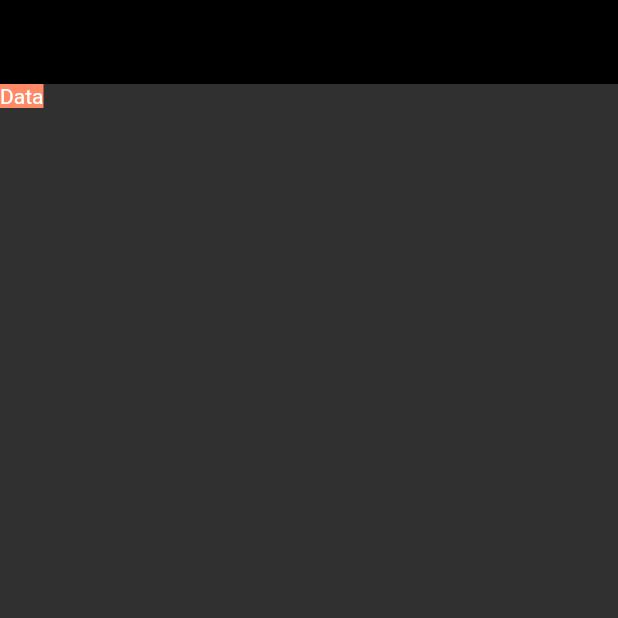
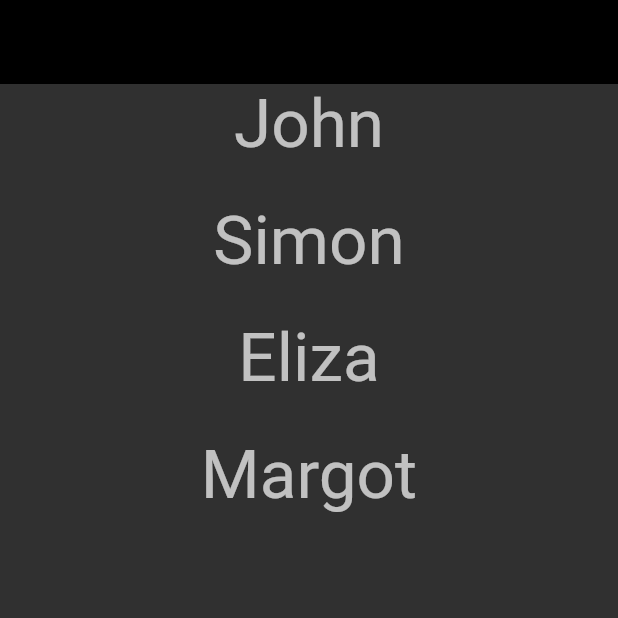
Before and after one commit to gulistansenates/Flutter_Learn, a Flutter app: the screen it shows after launch, on a phone screen of 412 x 824 dp, the top half of it. Run offline on Flutter 3.47's test engine with Material 2 defaults, Android fonts, the light colour scheme and no system bars.

Commit message:
feat: add stateless learn

```diff
--- a/lib/101/color_learn.dart
+++ b/lib/101/color_learn.dart
@@ -13,6 +13,6 @@ class ColorLearnView extends StatelessWidget {
 }
 
 class ColorItems {
-  final Color porchase = const Color(0xffEDBF61);
+  final Color purchase = const Color(0xffEDBF61);
   final Color sulu = const Color.fromRGBO(219, 163, 154, 1);
 }
--- /dev/null
+++ b/lib/101/stateless_learn.dart
@@ -0,0 +1,53 @@
+// ignore_for_file: public_member_api_docs, sort_constructors_first
+import 'package:flutter/material.dart';
+
+class StatelessLearn extends StatelessWidget {
+  const StatelessLearn({super.key});
+
+  @override
+  Widget build(BuildContext context) {
+    return Scaffold(
+      appBar: AppBar(),
+      body: Column(
+        children: [
+          const TitleTextWidget(text: "John"),
+          _emptyBox(),
+          const TitleTextWidget(text: "Simon"),
+          _emptyBox(),
+          const TitleTextWidget(text: "Eliza"),
+          _emptyBox(),
+          const TitleTextWidget(text: "Margot"),
+          _emptyBox(),
+          const _CustomContainer(),
+          _emptyBox(),
+        ],
+      ),
+    );
+  }
+
+  SizedBox _emptyBox() => const SizedBox(height: 25);
+}
+
+class _CustomContainer extends StatelessWidget {
+  const _CustomContainer();
+
+  @override
+  Widget build(BuildContext context) {
+    return Container(
+        decoration: BoxDecoration(
+            borderRadius: BorderRadius.circular(20), color: Colors.yellow));
+  }
+}
+
+class TitleTextWidget extends StatelessWidget {
+  const TitleTextWidget({
+    Key? key,
+    required this.text,
+  }) : super(key: key);
+  final String text;
+
+  @override
+  Widget build(BuildContext context) {
+    return Text(text, style: Theme.of(context).textTheme.headline3);
+  }
+}
--- a/lib/main.dart
+++ b/lib/main.dart
@@ -3,6 +3,7 @@ import 'package:flutter/services.dart';
 import '101/app_bar_learn.dart';
 import '101/color_learn.dart';
 import '101/icon_learn.dart';
+import '101/stateless_learn.dart';
 
 void main() {
   runApp(const MyApp());
@@ -22,7 +23,7 @@ class MyApp extends StatelessWidget {
         backgroundColor: Colors.black,
         elevation: 0,
       )),
-      home: const ColorLearnView(),
+      home: const StatelessLearn(),
     );
   }
 }
```
Also changed, not shown: lib/101/button_learn.dart (+5 -4 lines).
